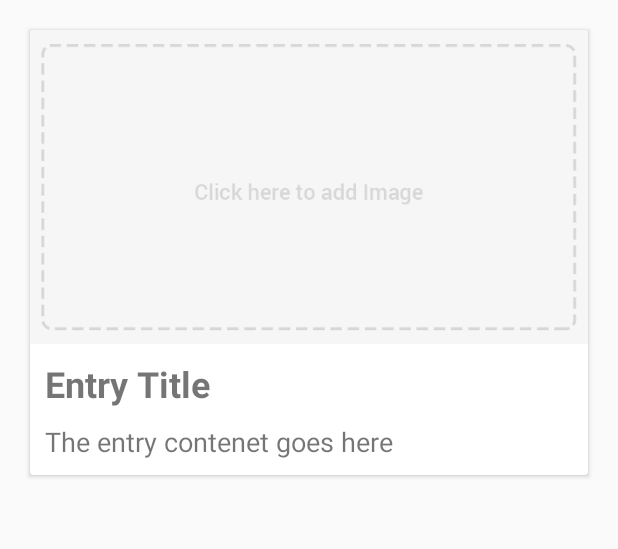
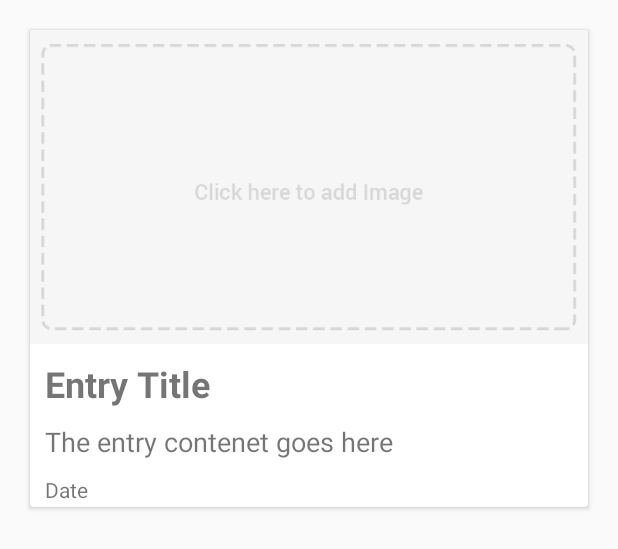
Before and after one commit to n1thun/Nanodiary, an Android app: the layout entry_card.xml on its own in the app's theme, with its tools: preview values and no code run, on a phone screen of 412 x 824 dp. Shown: the top 549 px of the screen. Run offline under Robolectric (Android 15) with nearby library versions, the phone set to English and light mode, and no system bars.

Commit message:
Feature/image crop

```diff
--- a/app/build.gradle
+++ b/app/build.gradle
@@ -44,6 +44,8 @@ dependencies {
     compile 'com.android.support:cardview-v7:23.0.1'
     compile 'com.android.support:recyclerview-v7:23.0.+'
     compile 'com.squareup.picasso:picasso:2.5.2'
+    compile 'com.theartofdev.edmodo:android-image-cropper:2.3.+'
+
 
 
 }
--- a/app/src/main/AndroidManifest.xml
+++ b/app/src/main/AndroidManifest.xml
@@ -5,7 +5,6 @@
     <uses-permission android:name="android.permission.INTERNET" />
     <uses-permission android:name="android.permission.READ_EXTERNAL_STORAGE" />
     <uses-permission android:name="android.permission.WRITE_EXTERNAL_STORAGE" />
-
 
     <application
         android:name=".Firediary"
@@ -23,6 +22,7 @@
         </activity>
         <activity android:name=".DisplayActivity" />
         <activity android:name=".EntryActivity"></activity>
+        <activity android:name="com.theartofdev.edmodo.cropper.CropImageActivity" android:theme="@style/Base.Theme.AppCompat"/>
     </application>
 
 </manifest>
--- a/app/src/main/res/layout/entry_card.xml
+++ b/app/src/main/res/layout/entry_card.xml
@@ -36,6 +36,14 @@
             android:paddingBottom="10dp"
             android:textSize="18sp" />
 
+        <TextView
+            android:text="Date"
+            android:layout_width="match_parent"
+            android:layout_height="wrap_content"
+            android:id="@+id/entry_date"
+            android:paddingLeft="10dp"
+            android:paddingBottom="2dp" />
+
     </LinearLayout>
 
 </android.support.v7.widget.CardView>
```
Also changed, not shown: app/src/main/java/com/nithun/app/firediary/DisplayActivity.java (+7 -0 lines), app/src/main/java/com/nithun/app/firediary/Entry.java (+15 -5 lines), app/src/main/java/com/nithun/app/firediary/EntryActivity.java (+32 -5 lines), app/src/main/java/com/nithun/app/firediary/MainActivity.java (+6 -1 lines).
